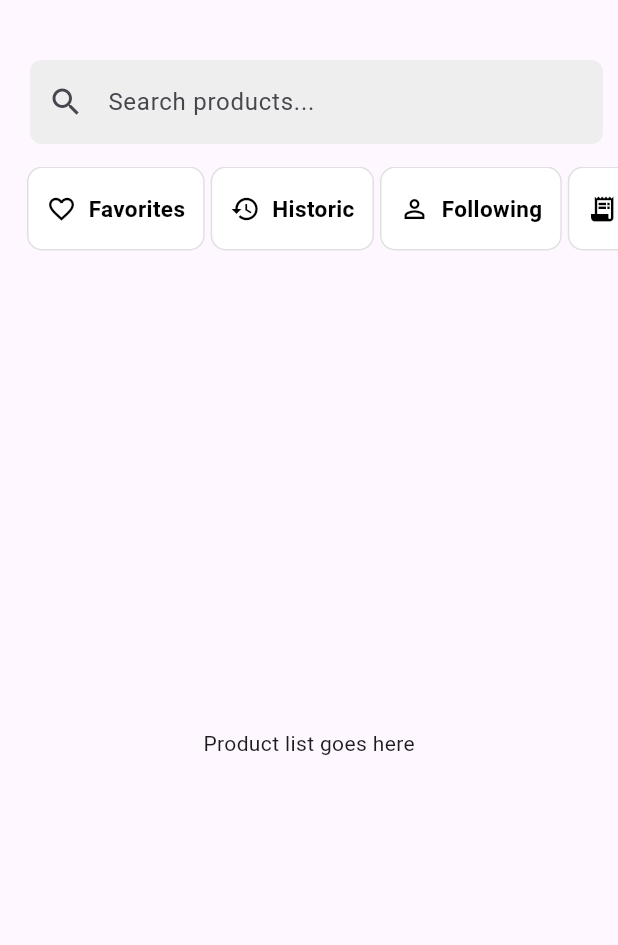
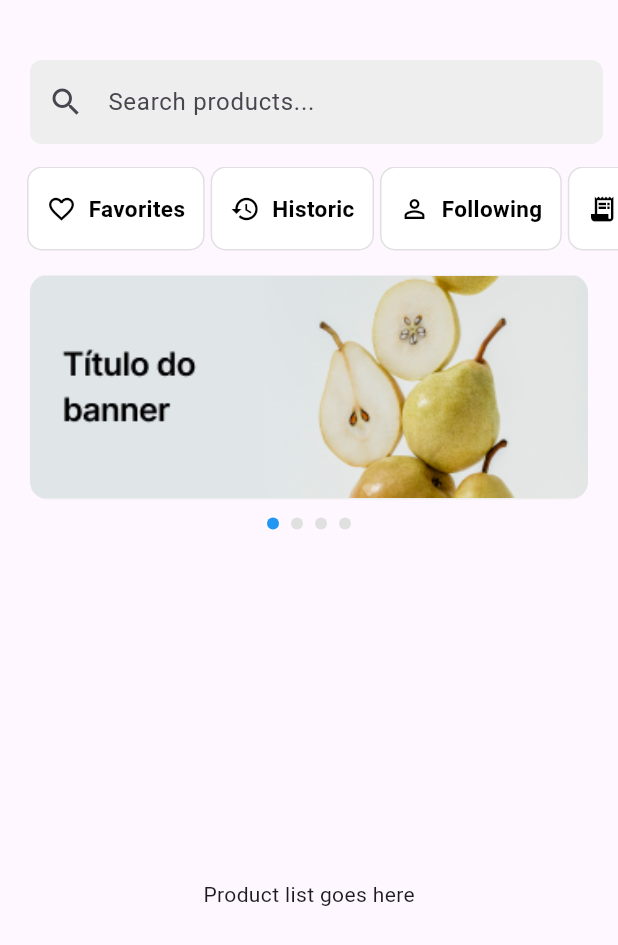
Before and after one commit to Edu-2de/FlutterProject, a Flutter app: the screen it shows after launch, on a phone screen of 412 x 824 dp. Shown: the top 945 px of the screen. Run offline on Flutter 3.47's test engine with Material 3 defaults, Android fonts, the light colour scheme and no system bars.

Commit message:
Add BannerCarousel widget for displaying image banners in a carousel format
- Implemented a StatefulWidget named BannerCarousel.
- Utilized PageView.builder for swiping through banners.
- Supported both local asset images and network images.
- Added error handling for image loading failures.
- Included pagination indicators to show the current banner.

```diff
--- a/FlutterPoject/app/lib/main.dart
+++ b/FlutterPoject/app/lib/main.dart
@@ -3,6 +3,7 @@
 import 'package:flutter/material.dart';
 import 'widgets/search_bar.dart';
 import 'widgets/horizontal_buttons.dart';
+import 'widgets/banner_carousel.dart';
 
 void main() {
   runApp(const MyApp());
@@ -28,6 +29,8 @@ class MyApp extends StatelessWidget {
 
             const HorizontalButtonList(),
 
+            const BannerCarousel(),
+
             const Expanded(
               child: Center(child: Text('Product list goes here')),
             ),
--- /dev/null
+++ b/FlutterPoject/app/lib/widgets/banner_carousel.dart
@@ -0,0 +1,93 @@
+import 'package:flutter/material.dart';
+
+class BannerCarousel extends StatefulWidget {
+  const BannerCarousel({super.key});
+
+  @override
+  State<BannerCarousel> createState() => _BannerCarouselState();
+}
+
+class _BannerCarouselState extends State<BannerCarousel> {
+  final PageController _pageController = PageController();
+  int _currentPage = 0;
+
+  final List<String> bannerImages = [
+    'assets/Banner.png',
+    'https://via.placeholder.com/400x200/4ECDC4/FFFFFF?text=Banner+2',
+    'https://via.placeholder.com/400x200/45B7D1/FFFFFF?text=Banner+3',
+    'https://via.placeholder.com/400x200/96CEB4/FFFFFF?text=Banner+4',
+  ];
+
+  @override
+  Widget build(BuildContext context) {
+    return Container(
+      margin: const EdgeInsets.all(16),
+      height: 170,
+      child: Column(
+        children: [
+          Expanded(
+            child: PageView.builder(
+              controller: _pageController,
+              onPageChanged: (index) {
+                setState(() {
+                  _currentPage = index;
+                });
+              },
+              itemCount: bannerImages.length,
+              itemBuilder: (context, index) {
+                return Container(
+                  margin: const EdgeInsets.symmetric(horizontal: 4),
+                  decoration: BoxDecoration(
+                    borderRadius: BorderRadius.circular(12),
+                    color: Colors.grey[200],
+                  ),
+                  child: bannerImages[index].startsWith('assets/')
+                    ? ClipRRect(
+                        borderRadius: BorderRadius.circular(12),
+                        child: Image.asset(
+                          bannerImages[index],
+                          fit: BoxFit.contain,
+                          errorBuilder: (context, error, stackTrace) {
+                            return Container(
+                              color: Colors.red[100],
+                              child: const Center(
+                                child: Text('Error'),
+                              ),
+                            );
+                          },
+                        ),
+                      )
+                    : ClipRRect(
+                        borderRadius: BorderRadius.circular(12),
+                        child: Image.network(
+                          bannerImages[index],
+                          fit: BoxFit.cover,
+                        ),
+                      ),
+                );
+              },
+            ),
+          ),
+          const SizedBox(height: 12),
+          Row(
+            mainAxisAlignment: MainAxisAlignment.center,
+            children: List.generate(
+              bannerImages.length,
+              (index) => Container(
+                margin: const EdgeInsets.symmetric(horizontal: 4),
+                width: 8,
+                height: 8,
+                decoration: BoxDecoration(
+                  shape: BoxShape.circle,
+                  color: _currentPage == index
+                    ? Colors.blue
+                    : Colors.grey[300],
+                ),
+              ),
+            ),
+          ),
+        ],
+      ),
+    );
+  }
+}
--- a/FlutterPoject/app/pubspec.yaml
+++ b/FlutterPoject/app/pubspec.yaml
@@ -20,7 +20,5 @@ dev_dependencies:
 
 flutter:
   uses-material-design: true
-
-
   assets:
     - assets/
```
Also changed, not shown: FlutterPoject/app/assets/Banner.png (added), FlutterPoject/app/assets/logo.jpg (deleted).
